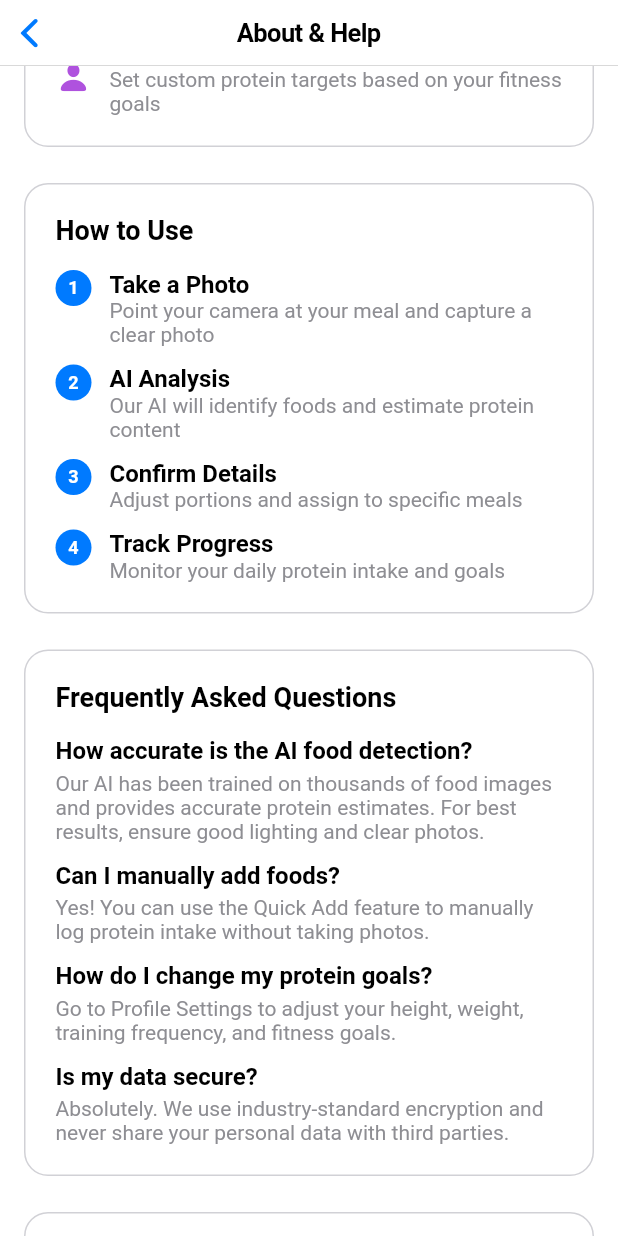
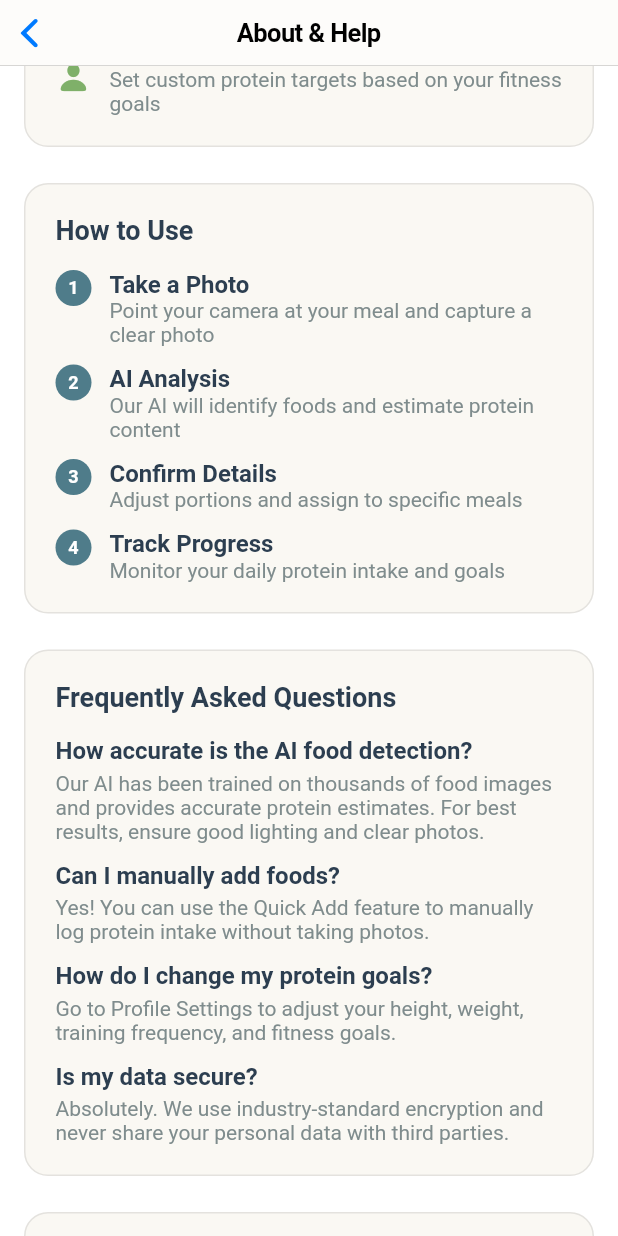
Before and after one commit to leongcheefai/protein-tracker-app, a Flutter app: the AboutHelpScreen screen opened by its route, scrolled down 576 dp, on a phone screen of 412 x 824 dp. Run offline on Flutter 3.47's test engine with Material 3 defaults, Android fonts, the phone set to English and light mode, and no system bars; our stand-ins replace camera, image_picker, permission_handler; Roboto replaces fonts that are missing (SF Pro Display).

Commit message:
update about page color

```diff
--- a/frontend/lib/screens/about_help_screen.dart
+++ b/frontend/lib/screens/about_help_screen.dart
@@ -1,4 +1,6 @@
 import 'package:flutter/cupertino.dart';
+import 'package:flutter/material.dart';
+import '../main.dart';
 
 class AboutHelpScreen extends StatefulWidget {
   const AboutHelpScreen({super.key});
@@ -27,7 +29,7 @@ class _AboutHelpScreenState extends State<AboutHelpScreen> {
     return CupertinoPageScaffold(
       navigationBar: const CupertinoNavigationBar(
         middle: Text('About & Help'),
-        backgroundColor: CupertinoColors.systemBackground,
+        backgroundColor: AppColors.background,
       ),
       child: SafeArea(
         child: SingleChildScrollView(
@@ -75,9 +77,9 @@ class _AboutHelpScreenState extends State<AboutHelpScreen> {
     return Container(
       padding: const EdgeInsets.all(20),
       decoration: BoxDecoration(
-        color: CupertinoColors.systemBackground,
+        color: AppColors.secondaryBackground,
         borderRadius: BorderRadius.circular(16),
-        border: Border.all(color: CupertinoColors.systemGrey4),
+        border: Border.all(color: AppColors.neutral.withValues(alpha: 0.2)),
       ),
       child: Column(
         children: [
@@ -86,13 +88,13 @@ class _AboutHelpScreenState extends State<AboutHelpScreen> {
             width: 80,
             height: 80,
             decoration: BoxDecoration(
-              color: CupertinoColors.activeBlue,
+              color: AppColors.primary,
               borderRadius: BorderRadius.circular(20),
             ),
             child: const Icon(
               CupertinoIcons.heart_fill,
               size: 40,
-              color: CupertinoColors.white,
+              color: Colors.white,
             ),
           ),
           const SizedBox(height: 16),
@@ -102,7 +104,7 @@ class _AboutHelpScreenState extends State<AboutHelpScreen> {
             style: TextStyle(
               fontSize: 24,
               fontWeight: FontWeight.bold,
-              color: CupertinoColors.black,
+              color: AppColors.textPrimary,
             ),
           ),
           const SizedBox(height: 8),
@@ -111,7 +113,7 @@ class _AboutHelpScreenState extends State<AboutHelpScreen> {
             'Version $_appVersion ($_buildNumber)',
             style: TextStyle(
               fontSize: 16,
-              color: CupertinoColors.systemGrey,
+              color: AppColors.textSecondary,
             ),
           ),
           const SizedBox(height: 8),
@@ -120,7 +122,7 @@ class _AboutHelpScreenState extends State<AboutHelpScreen> {
             'Track protein intake with just a photo',
             style: TextStyle(
               fontSize: 16,
-              color: CupertinoColors.systemGrey,
+              color: AppColors.textSecondary,
             ),
             textAlign: TextAlign.center,
           ),
@@ -130,11 +132,15 @@ class _AboutHelpScreenState extends State<AboutHelpScreen> {
             width: double.infinity,
             child: CupertinoButton(
               onPressed: () => _rateApp(),
+              color: AppColors.primary,
+              borderRadius: BorderRadius.circular(12),
+              padding: const EdgeInsets.symmetric(vertical: 16),
               child: const Text(
                 'Rate App',
                 style: TextStyle(
                   fontSize: 16,
                   fontWeight: FontWeight.w600,
+                  color: Colors.white,
                 ),
               ),
             ),
@@ -148,9 +154,9 @@ class _AboutHelpScreenState extends State<AboutHelpScreen> {
     return Container(
       padding: const EdgeInsets.all(20),
       decoration: BoxDecoration(
-        color: CupertinoColors.systemBackground,
+        color: AppColors.secondaryBackground,
         borderRadius: BorderRadius.circular(16),
-        border: Border.all(color: CupertinoColors.systemGrey4),
+        border: Border.all(color: AppColors.neutral.withValues(alpha: 0.2)),
       ),
       child: Column(
         crossAxisAlignment: CrossAxisAlignment.start,
@@ -160,7 +166,7 @@ class _AboutHelpScreenState extends State<AboutHelpScreen> {
             style: TextStyle(
               fontSize: 18,
               fontWeight: FontWeight.w600,
-              color: CupertinoColors.black,
+              color: AppColors.textPrimary,
             ),
           ),
           const SizedBox(height: 16),
@@ -169,7 +175,7 @@ class _AboutHelpScreenState extends State<AboutHelpScreen> {
             CupertinoIcons.camera_fill,
             'AI Photo Analysis',
             'Take a photo of your meal and get instant protein analysis',
-            CupertinoColors.activeBlue,
+            AppColors.primary,
           ),
 
           const SizedBox(height: 12),
@@ -178,7 +184,7 @@ class _AboutHelpScreenState extends State<AboutHelpScreen> {
             CupertinoIcons.chart_bar_fill,
             'Progress Tracking',
             'Monitor your daily protein intake and progress over time',
-            CupertinoColors.activeGreen,
+            AppColors.success,
           ),
 
           const SizedBox(height: 12),
@@ -187,7 +193,7 @@ class _AboutHelpScreenState extends State<AboutHelpScreen> {
             CupertinoIcons.bell_fill,
             'Smart Reminders',
             'Get notified when it\'s time to track your meals',
-            CupertinoColors.activeOrange,
+            AppColors.warning,
           ),
 
           const SizedBox(height: 12),
@@ -196,7 +202,7 @@ class _AboutHelpScreenState extends State<AboutHelpScreen> {
             CupertinoIcons.person_fill,
             'Personalized Goals',
             'Set custom protein targets based on your fitness goals',
-            CupertinoColors.systemPurple,
+            AppColors.secondary,
           ),
         ],
       ),
@@ -221,14 +227,14 @@ class _AboutHelpScreenState extends State<AboutHelpScreen> {
                 style: const TextStyle(
                   fontSize: 16,
                   fontWeight: FontWeight.w600,
-                  color: CupertinoColors.black,
+                  color: AppColors.textPrimary,
                 ),
               ),
               Text(
                 description,
                 style: TextStyle(
                   fontSize: 14,
-                  color: CupertinoColors.systemGrey,
+                  color: AppColors.textSecondary,
                 ),
               ),
             ],
@@ -242,9 +248,9 @@ class _AboutHelpScreenState extends State<AboutHelpScreen> {
     return Container(
       padding: const EdgeInsets.all(20),
       decoration: BoxDecoration(
-        color: CupertinoColors.systemBackground,
+        color: AppColors.secondaryBackground,
         borderRadius: BorderRadius.circular(16),
-        border: Border.all(color: CupertinoColors.systemGrey4),
+        border: Border.all(color: AppColors.neutral.withValues(alpha: 0.2)),
       ),
       child: Column(
         crossAxisAlignment: CrossAxisAlignment.start,
@@ -254,7 +260,7 @@ class _AboutHelpScreenState extends State<AboutHelpScreen> {
             style: TextStyle(
               fontSize: 18,
               fontWeight: FontWeight.w600,
-              color: CupertinoColors.black,
+              color: AppColors.textPrimary,
             ),
           ),
           const SizedBox(height: 16),
@@ -301,14 +307,14 @@ class _AboutHelpScreenState extends State<AboutHelpScreen> {
           width: 24,
           height: 24,
           decoration: BoxDecoration(
-            color: CupertinoColors.activeBlue,
+            color: AppColors.primary,
             borderRadius: BorderRadius.circular(12),
           ),
           child: Center(
             child: Text(
               step,
               style: const TextStyle(
-                color: CupertinoColors.white,
+                color: Colors.white,
                 fontSize: 12,
                 fontWeight: FontWeight.bold,
               ),
@@ -325,14 +331,14 @@ class _AboutHelpScreenState extends State<AboutHelpScreen> {
                 style: const TextStyle(
                   fontSize: 16,
                   fontWeight: FontWeight.w600,
-                  color: CupertinoColors.black,
+                  color: AppColors.textPrimary,
                 ),
               ),
               Text(
                 description,
                 style: TextStyle(
                   fontSize: 14,
-                  color: CupertinoColors.systemGrey,
+                  color: AppColors.textSecondary,
                 ),
               ),
             ],
@@ -346,9 +352,9 @@ class _AboutHelpScreenState extends State<AboutHelpScreen> {
     return Container(
       padding: const EdgeInsets.all(20),
       decoration: BoxDecoration(
-        color: CupertinoColors.systemBackground,
+        color: AppColors.secondaryBackground,
         borderRadius: BorderRadius.circular(16),
-        border: Border.all(color: CupertinoColors.systemGrey4),
+        border: Border.all(color: AppColors.neutral.withValues(alpha: 0.2)),
       ),
       child: Column(
         crossAxisAlignment: CrossAxisAlignment.start,
@@ -358,7 +364,7 @@ class _AboutHelpScreenState extends State<AboutHelpScreen> {
             style: TextStyle(
               fontSize: 18,
               fontWeight: FontWeight.w600,
-              color: CupertinoColors.black,
+              color: AppColors.textPrimary,
             ),
           ),
           const SizedBox(height: 16),
@@ -402,7 +408,7 @@ class _AboutHelpScreenState extends State<AboutHelpScreen> {
           style: const TextStyle(
             fontSize: 16,
             fontWeight: FontWeight.w600,
-            color: CupertinoColors.black,
+            color: AppColors.textPrimary,
           ),
         ),
         const SizedBox(height: 4),
@@ -410,7 +416,7 @@ class _AboutHelpScreenState extends State<AboutHelpScreen> {
           answer,
           style: TextStyle(
             fontSize: 14,
-            color: CupertinoColors.systemGrey,
+            color: AppColors.textSecondary,
           ),
         ),
       ],
@@ -421,9 +427,9 @@ class _AboutHelpScreenState extends State<AboutHelpScreen> {
     return Container(
       padding: const EdgeInsets.all(20),
       decoration: BoxDecoration(
-        color: CupertinoColors.systemBackground,
+        color: AppColors.secondaryBackground,
         borderRadius: BorderRadius.circular(16),
-        border: Border.all(color: CupertinoColors.systemGrey4),
+        border: Border.all(color: AppColors.neutral.withValues(alpha: 0.2)),
       ),
       child: Column(
         crossAxisAlignment: CrossAxisAlignment.start,
@@ -433,7 +439,7 @@ class _AboutHelpScreenState extends State<AboutHelpScreen> {
             style: TextStyle(
               fontSize: 18,
               fontWeight: FontWeight.w600,
-              color: CupertinoColors.black,
+              color: AppColors.textPrimary,
             ),
           ),
           const SizedBox(height: 8),
@@ -441,7 +447,7 @@ class _AboutHelpScreenState extends State<AboutHelpScreen> {
             'We\'re here to help you get the most out of Protein Pace',
             style: TextStyle(
               fontSize: 14,
-              color: CupertinoColors.systemGrey,
+              color: AppColors.textSecondary,
             ),
           ),
           const SizedBox(height: 16),
@@ -451,11 +457,15 @@ class _AboutHelpScreenState extends State<AboutHelpScreen> {
               Expanded(
                 child: CupertinoButton(
                   onPressed: () => _contactSupport(),
+                  color: AppColors.primary,
+                  borderRadius: BorderRadius.circular(12),
+                  padding: const EdgeInsets.symmetric(vertical: 16),
                   child: const Text(
                     'Contact Support',
                     style: TextStyle(
                       fontSize: 16,
                       fontWeight: FontWeight.w600,
+                      color: Colors.white,
                     ),
                   ),
                 ),
@@ -464,11 +474,15 @@ class _AboutHelpScreenState extends State<AboutHelpScreen> {
               Expanded(
                 child: CupertinoButton(
                   onPressed: () => _openHelpCenter(),
-                  child: const Text(
+                  color: AppColors.accent,
+                  borderRadius: BorderRadius.circular(12),
+                  padding: const EdgeInsets.symmetric(vertical: 16),
+                  child: Text(
                     'Help Center',
                     style: TextStyle(
                       fontSize: 16,
                       fontWeight: FontWeight.w600,
+                      color: AppColors.textPrimary,
                     ),
                   ),
                 ),
@@ -484,9 +498,9 @@ class _AboutHelpScreenState extends State<AboutHelpScreen> {
     return Container(
       padding: const EdgeInsets.all(20),
       decoration: BoxDecoration(
-        color: CupertinoColors.systemBackground,
+        color: AppColors.secondaryBackground,
         borderRadius: BorderRadius.circular(16),
-        border: Border.all(color: CupertinoColors.systemGrey4),
+        border: Border.all(color: AppColors.neutral.withValues(alpha: 0.2)),
       ),
       child: Column(
         crossAxisAlignment: CrossAxisAlignment.start,
@@ -496,7 +510,7 @@ class _AboutHelpScreenState extends State<AboutHelpScreen> {
             style: TextStyle(
               fontSize: 18,
               fontWeight: FontWeight.w600,
-              color: CupertinoColors.black,
+              color: AppColors.textPrimary,
             ),
           ),
           const SizedBox(height: 16),
@@ -505,11 +519,15 @@ class _AboutHelpScreenState extends State<AboutHelpScreen> {
             width: double.infinity,
             child: CupertinoButton(
               onPressed: () => _openPrivacyPolicy(),
+              color: AppColors.primary,
+              borderRadius: BorderRadius.circular(12),
+              padding: const EdgeInsets.symmetric(vertical: 16),
               child: const Text(
                 'Privacy Policy',
                 style: TextStyle(
                   fontSize: 16,
                   fontWeight: FontWeight.w600,
+                  color: Colors.white,
                 ),
               ),
             ),
@@ -521,11 +539,15 @@ class _AboutHelpScreenState extends State<AboutHelpScreen> {
             width: double.infinity,
             child: CupertinoButton(
               onPressed: () => _openTermsOfService(),
+              color: AppColors.primary,
+              borderRadius: BorderRadius.circular(12),
+              padding: const EdgeInsets.symmetric(vertical: 16),
               child: const Text(
                 'Terms of Service',
                 style: TextStyle(
                   fontSize: 16,
                   fontWeight: FontWeight.w600,
+                  color: Colors.white,
                 ),
               ),
             ),
@@ -537,11 +559,15 @@ class _AboutHelpScreenState extends State<AboutHelpScreen> {
             width: double.infinity,
             child: CupertinoButton(
               onPressed: () => _openDataPolicy(),
+              color: AppColors.primary,
+              borderRadius: BorderRadius.circular(12),
+              padding: const EdgeInsets.symmetric(vertical: 16),
               child: const Text(
                 'Data Policy',
                 style: TextStyle(
                   fontSize: 16,
                   fontWeight: FontWeight.w600,
+                  color: Colors.white,
                 ),
               ),
             ),
```
